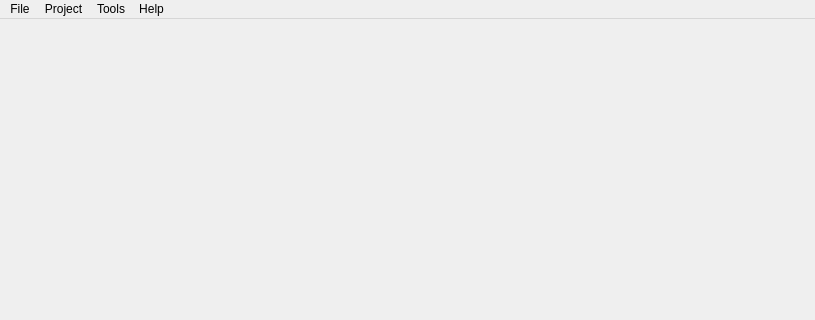
Before: the Qt Designer form logan.ui in ratelware/logan, drawn with Qt 5; both pictures show x 0 to 815 and y 0 to 320 of the 815 by 670 pixel window.
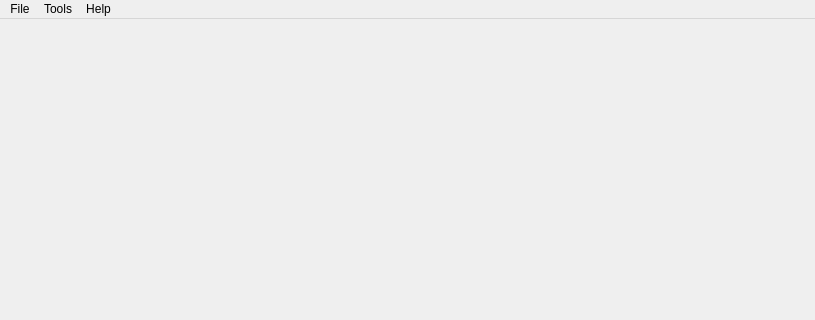
After: the same form once the commit is applied. Custom widgets are drawn as their Qt base class.

```diff
--- a/logan.ui
+++ b/logan.ui
@@ -50,11 +50,8 @@
      <string>File</string>
     </property>
     <addaction name="actionOpen"/>
-   </widget>
-   <widget class="QMenu" name="menuProject">
-    <property name="title">
-     <string>Project</string>
-    </property>
+    <addaction name="actionSettings"/>
+    <addaction name="actionClose"/>
    </widget>
    <widget class="QMenu" name="menuTools">
     <property name="title">
@@ -67,7 +64,6 @@
     </property>
    </widget>
    <addaction name="menuFile"/>
-   <addaction name="menuProject"/>
    <addaction name="menuTools"/>
    <addaction name="menuHelp"/>
   </widget>
```
Left out of the diff: 48 changed lines with no effect on the pictures.
